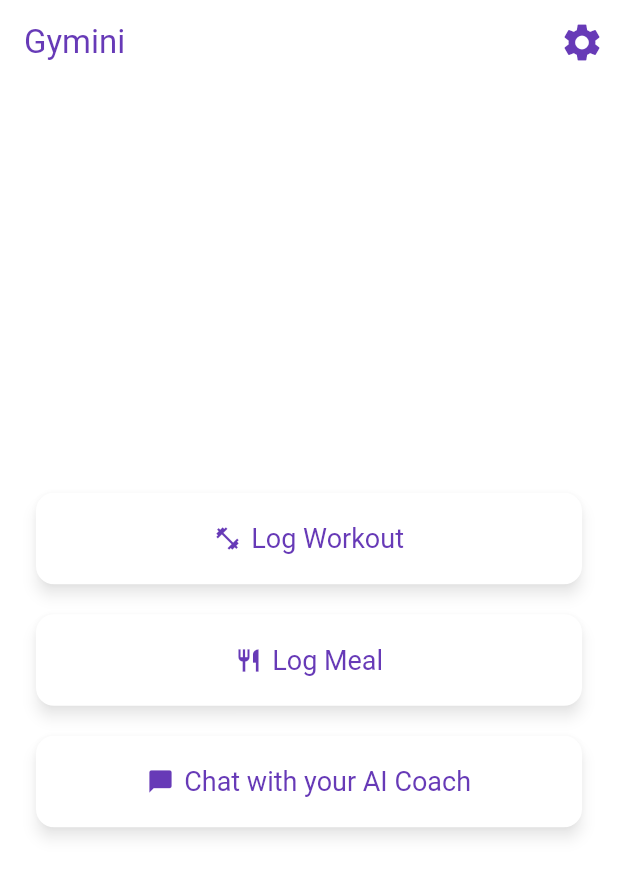
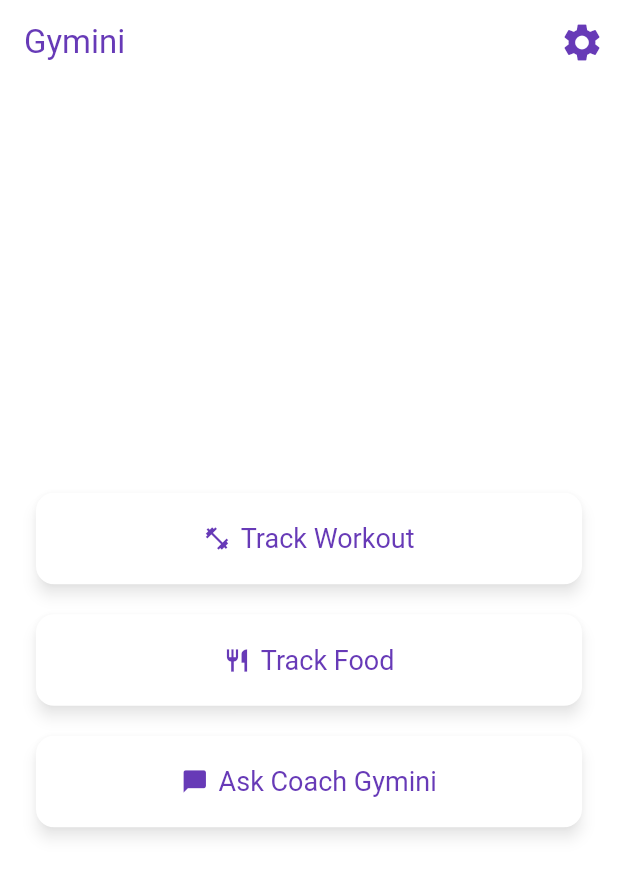
Before and after one commit to RyanZou55/Gymini, a Flutter app: the screen it shows after launch, on a phone screen of 412 x 824 dp. Shown: the top 876 px of the screen. Run offline on Flutter 3.47's test engine with Material 3 defaults, Android fonts, the phone set to English and light mode, and no system bars; our stand-ins replace dash_chat_2, google_generative_ai, share_plus, shared_preferences, sqflite; accounts and stored records are empty.

Commit message:
fix: button, colour, naming

```diff
--- a/lib/main.dart
+++ b/lib/main.dart
@@ -100,7 +100,7 @@ class HomeScreen extends StatelessWidget {
                     MaterialPageRoute(
                         builder: (_) => const LogWorkoutScreen())),
                 icon: const Icon(Icons.fitness_center),
-                label: const Text("Log Workout"),
+                label: const Text("Track Workout"),
                 style: ElevatedButton.styleFrom(
                     padding: const EdgeInsets.all(20),
                     textStyle: const TextStyle(fontSize: 18)),
@@ -113,7 +113,7 @@ class HomeScreen extends StatelessWidget {
                 onPressed: () => Navigator.push(context,
                     MaterialPageRoute(builder: (_) => const LogMealScreen())),
                 icon: const Icon(Icons.restaurant),
-                label: const Text("Log Meal"),
+                label: const Text("Track Food"),
                 style: ElevatedButton.styleFrom(
                     padding: const EdgeInsets.all(20),
                     textStyle: const TextStyle(fontSize: 18)),
@@ -126,7 +126,7 @@ class HomeScreen extends StatelessWidget {
                 onPressed: () => Navigator.push(context,
                     MaterialPageRoute(builder: (_) => const ChatScreen())),
                 icon: const Icon(Icons.chat_bubble),
-                label: const Text("Chat with your AI Coach"),
+                label: const Text("Ask Coach Gymini"),
                 style: ElevatedButton.styleFrom(
                   padding: const EdgeInsets.all(20),
                   textStyle: const TextStyle(fontSize: 18),
```
Also changed, not shown: lib/features/log_workout/log_workout_screen.dart (+26 -4 lines).
